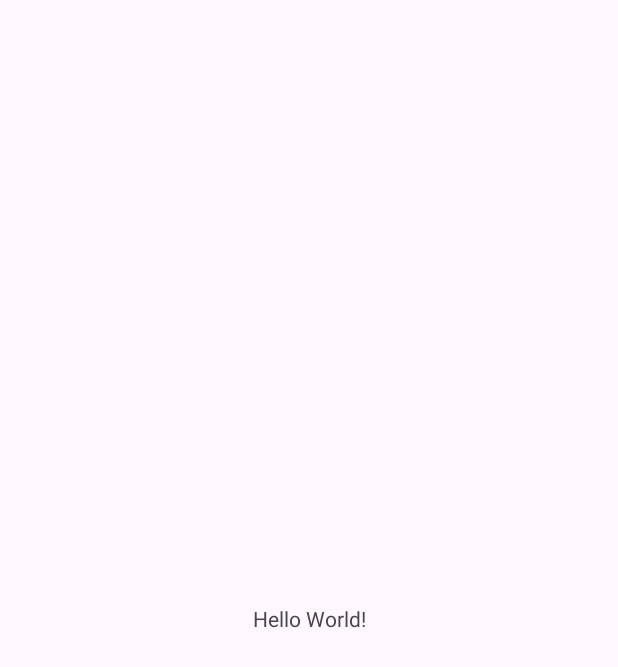
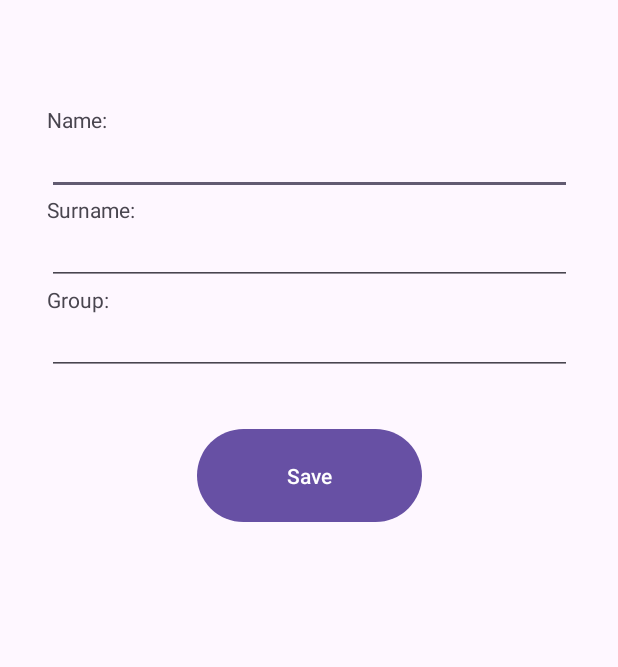
Before and after one commit to platonso/AndroidMireaLabs, an Android app: the screen it shows after launch (MainActivity), on a phone screen of 412 x 824 dp. Before the commit the part shown is almost empty. Shown: the top 667 px of the screen. Run offline under Robolectric (Android 15) with nearby library versions, the phone set to English and light mode, and no system bars.

Commit message:
Передача данных между Activity

```diff
--- a/app/build.gradle.kts
+++ b/app/build.gradle.kts
@@ -29,6 +29,10 @@ android {
         sourceCompatibility = JavaVersion.VERSION_1_8
         targetCompatibility = JavaVersion.VERSION_1_8
     }
+
+    buildFeatures {
+        viewBinding = true
+    }
 }
 
 dependencies {
@@ -36,6 +40,7 @@ dependencies {
     implementation("androidx.appcompat:appcompat:1.6.1")
     implementation("com.google.android.material:material:1.11.0")
     implementation("androidx.constraintlayout:constraintlayout:2.1.4")
+    implementation("androidx.activity:activity:1.8.0")
     testImplementation("junit:junit:4.13.2")
     androidTestImplementation("androidx.test.ext:junit:1.1.5")
     androidTestImplementation("androidx.test.espresso:espresso-core:3.5.1")
--- a/app/src/main/java/com/example/androidmirealabs/MainActivity.java
+++ b/app/src/main/java/com/example/androidmirealabs/MainActivity.java
@@ -1,14 +1,39 @@
 package com.example.androidmirealabs;
 
+import androidx.activity.EdgeToEdge;
 import androidx.appcompat.app.AppCompatActivity;
 
+import android.content.Intent;
 import android.os.Bundle;
+import android.view.View;
+import android.widget.EditText;
+
+import com.example.androidmirealabs.databinding.ActivityMainBinding;
 
 public class MainActivity extends AppCompatActivity {
+
+    private ActivityMainBinding binding;
 
     @Override
     protected void onCreate(Bundle savedInstanceState) {
         super.onCreate(savedInstanceState);
-        setContentView(R.layout.activity_main);
+        binding = ActivityMainBinding.inflate(getLayoutInflater());
+        setContentView(binding.getRoot());
+
+        binding.btn.setOnClickListener(this::onClick);
+    }
+
+    public void onClick(View v) {
+        String name = binding.name.getText().toString();
+        String surname = binding.surname.getText().toString();
+        String group = binding.group.getText().toString();
+
+        Intent intent = new Intent(this, SecondActivity.class);
+
+        intent.putExtra("name", name);
+        intent.putExtra("surname", surname);
+        intent.putExtra("group", group);
+
+        startActivity(intent);
     }
 }
--- a/app/src/main/res/layout/activity_main.xml
+++ b/app/src/main/res/layout/activity_main.xml
@@ -7,12 +7,66 @@
     tools:context=".MainActivity">
 
     <TextView
-        android:layout_width="wrap_content"
-        android:layout_height="wrap_content"
-        android:text="Hello World!"
-        app:layout_constraintBottom_toBottomOf="parent"
+        android:id="@+id/nameLabel"
+        android:layout_width="350dp"
+        android:layout_height="20dp"
+        android:layout_margin="70dp"
+        android:text="Name:"
+        app:layout_constraintLeft_toLeftOf="parent"
+        app:layout_constraintRight_toRightOf="parent"
+        app:layout_constraintTop_toTopOf="parent" />
+
+    <EditText
+        android:id="@+id/name"
+        android:layout_width="350dp"
+        android:layout_height="40dp"
+        app:layout_constraintLeft_toLeftOf="parent"
+        app:layout_constraintRight_toRightOf="parent"
+        app:layout_constraintTop_toBottomOf="@+id/nameLabel" />
+
+    <TextView
+        android:id="@+id/surnameLabel"
+        android:layout_width="350dp"
+        android:layout_height="20dp"
+        android:text="Surname:"
+        app:layout_constraintLeft_toLeftOf="parent"
+        app:layout_constraintRight_toRightOf="parent"
+        app:layout_constraintTop_toBottomOf="@+id/name" />
+
+    <EditText
+        android:id="@+id/surname"
+        android:layout_width="350dp"
+        android:layout_height="40dp"
+        app:layout_constraintLeft_toLeftOf="parent"
+        app:layout_constraintRight_toRightOf="parent"
+        app:layout_constraintTop_toBottomOf="@+id/surnameLabel" />
+
+    <TextView
+        android:id="@+id/groupLabel"
+        android:layout_width="350dp"
+        android:layout_height="20dp"
+        android:text="Group:"
+        app:layout_constraintLeft_toLeftOf="parent"
+        app:layout_constraintRight_toRightOf="parent"
+        app:layout_constraintTop_toBottomOf="@+id/surname" />
+
+    <EditText
+        android:id="@+id/group"
+        android:layout_width="350dp"
+        android:layout_height="40dp"
+        app:layout_constraintLeft_toLeftOf="parent"
+        app:layout_constraintRight_toRightOf="parent"
+        app:layout_constraintTop_toBottomOf="@+id/groupLabel" />
+
+    <Button
+        android:id="@+id/btn"
+        android:layout_width="150dp"
+        android:layout_height="70dp"
+        android:layout_marginTop="32dp"
+        android:text="Save"
         app:layout_constraintEnd_toEndOf="parent"
         app:layout_constraintStart_toStartOf="parent"
-        app:layout_constraintTop_toTopOf="parent" />
+        app:layout_constraintTop_toBottomOf="@+id/group" />
+
 
 </androidx.constraintlayout.widget.ConstraintLayout>
```
Also changed, not shown: app/src/main/AndroidManifest.xml (+28 -2 lines), app/src/main/java/com/example/androidmirealabs/SecondActivity.java (added, +37 -0 lines), app/src/main/res/layout/activity_second.xml (added, +19 -0 lines).
